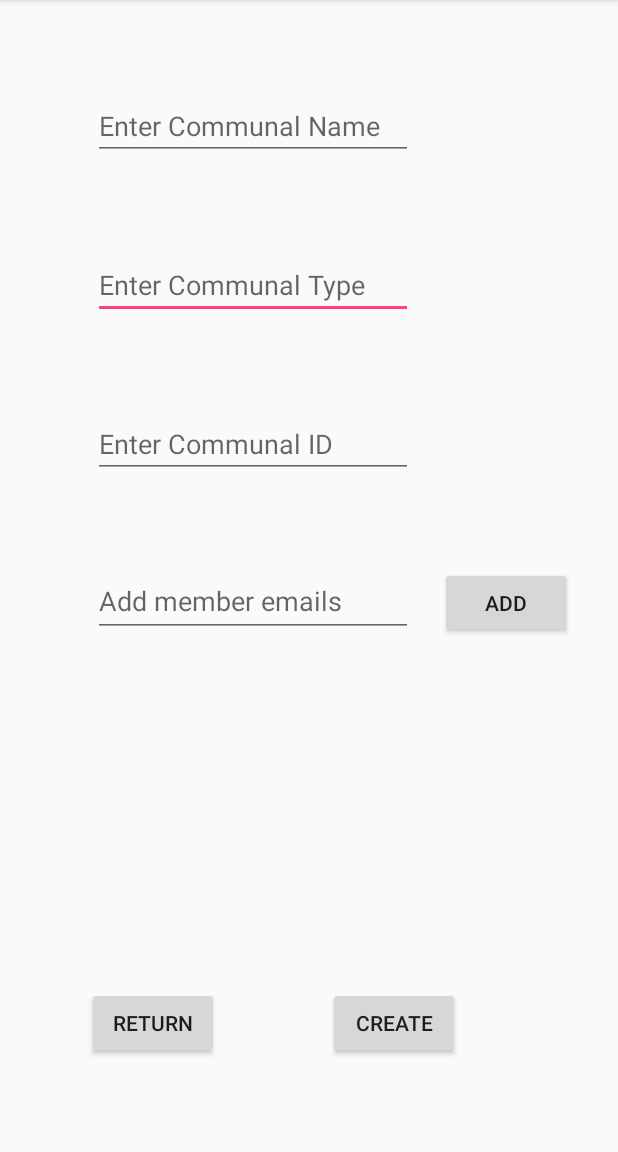
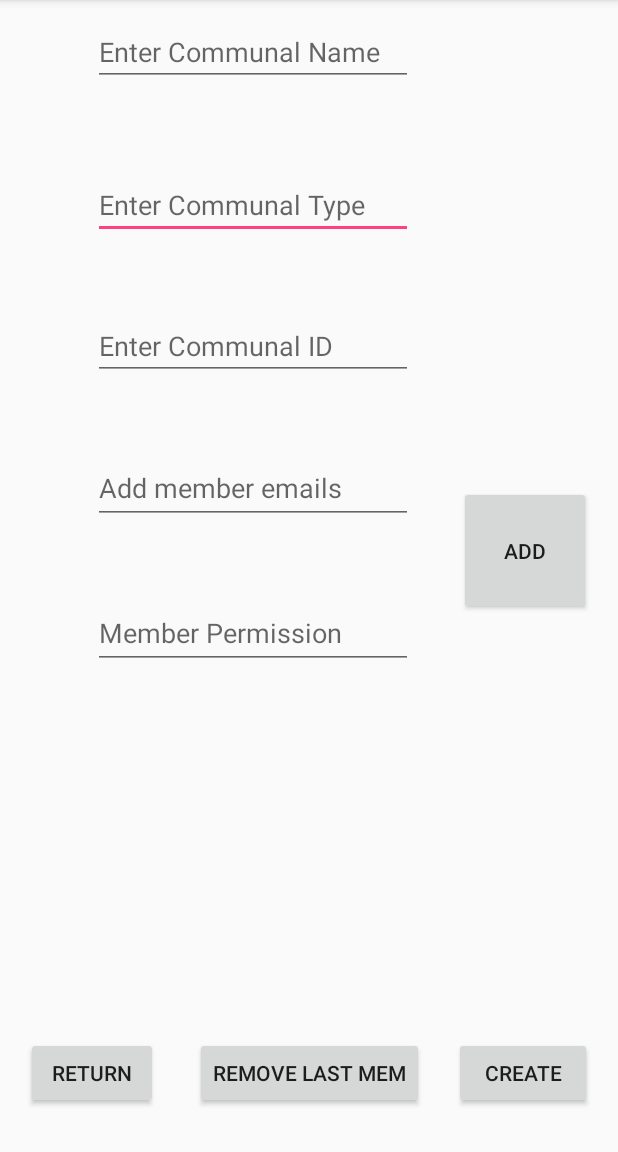
Before and after one commit to iusetabs/CommunalCosts, an Android app: the CreateNewCollectiveActivity screen opened directly, with no data from a screen before it, on a phone screen of 412 x 824 dp, the part 84-1236 px from its top. Run offline under Robolectric (Android 15) with nearby library versions, the phone set to English and light mode, and no system bars; our stand-ins replace Firebase (no records; nobody signed in at launch, a user with empty details on screens opened directly).

Commit message:
Member Permissions Introduced & Col Creation Updates

```diff
--- a/CommunalCosts-Client-App/app/src/main/java/jameskealanthirdyearproject/communalcosts_client_app/CreateNewCollectiveActivity.java
+++ b/CommunalCosts-Client-App/app/src/main/java/jameskealanthirdyearproject/communalcosts_client_app/CreateNewCollectiveActivity.java
@@ -28,10 +28,10 @@ import org.w3c.dom.Text;
 
 public class CreateNewCollectiveActivity extends AppCompatActivity implements View.OnClickListener{
 
-    private Button returnBtn, createBtn, addMemBtn;
+    private Button returnBtn, createBtn, addMemBtn, rmMemBtn;
     private Intent homeScreenActv;
-    private TextView memsView;
-    private EditText colName, colType, colMembers, colID;
+    private TextView memsView, memPermsView;
+    private EditText colName, colType, colMembers, colID, colMembersPerm;
     private FirebaseAuth firebaseAuth;
     private DatabaseReference dbRef;
     private Intent logInActivity, collectiveView;
@@ -52,16 +52,20 @@ public class CreateNewCollectiveActivity extends AppCompatActivity implements Vi
 
         returnBtn = (Button) findViewById(R.id.colCreate_backBtn);
         createBtn = (Button) findViewById(R.id.colCreate_createBtn);
+        rmMemBtn = (Button) findViewById(R.id.colCreate_rmBtn);
         colName = (EditText) findViewById(R.id.colCreate_nameF);
         colType = (EditText) findViewById(R.id.colCreate_typeF);
         colID = (EditText) findViewById(R.id.colCreate_colIDF);
         colMembers = (EditText) findViewById(R.id.colCreate_addMembersF);
+        colMembersPerm = (EditText) findViewById(R.id.colCreate_addMemberPermissionF);
         addMemBtn = (Button) findViewById(R.id.colCreate_addMemberBtn);
         memsView = (TextView) findViewById(R.id.colCreate_displayAddedMembers);
+        memPermsView = (TextView) findViewById(R.id.colCreate_displayAddedMemberPermissions);
 
         createBtn.setOnClickListener(this);
         returnBtn.setOnClickListener(this);
         addMemBtn.setOnClickListener(this);
+        rmMemBtn.setOnClickListener(this);
 
         mCollective = new CollectiveObj();
 
@@ -83,28 +87,47 @@ public class CreateNewCollectiveActivity extends AppCompatActivity implements Vi
             else {
                 createCol();
                 finish();
-//                collectiveView.putExtra("CURRENT_COLLECTIVE_ID", mCollective.getCollectiveId() );
+                collectiveView.putExtra("CURRENT_COLLECTIVE_ID", mCollective.getCollectiveId() );
                 startActivity(collectiveView);
             }
         }
         else if (v == addMemBtn){
-            mCollective.addNewMembers(colMembers.getText().toString().trim());
-            String email = colMembers.getText().toString().trim();
+            email = colMembers.getText().toString().trim();
+            String permission = colMembersPerm.getText().toString().trim();
             boolean valid = (!TextUtils.isEmpty(email) && Patterns.EMAIL_ADDRESS.matcher(email).matches());
             if(valid) {
-                memsView.append(colMembers.getText().toString().trim() + "\n");
+                if(permission.length() > 7 )
+                    mCollective.addMember(email, permission);
+                else {
+                    mCollective.addMember(email);
+                    permission = "ordinary";
+                }
+                memsView.append(email + "\n");
+                memPermsView.append(permission + "\n");
             }
             else{
                 Toast.makeText(CreateNewCollectiveActivity.this,"Email address invalid", Toast.LENGTH_SHORT).show();
             }
             memsView.computeScroll();
             colMembers.setText("");
+            colMembersPerm.setText("");
+        }
+        else if (v == rmMemBtn){
+            mCollective.rmMember(email);
+            memsView.setText("");
+            memPermsView.setText("");
+            myPairObj p = new myPairObj();
+            for(int i = 0; i < mCollective.getMembersLength(); i++){
+                p = mCollective.getMemberAt(i);
+                memsView.append(p.getUsrEmail() + "\n");
+                memPermsView.append(p.getUsrPermission() + "\n");
+            }
         }
     }
     private void createCol() {
         FirebaseUser userRef = firebaseAuth.getCurrentUser();
-        mCollective.setCreator(userRef.getUid().toString());
-        mCollective.addNewMembers(userRef.getEmail().toString()); //add creator first to members
+        mCollective.setCreator(userRef.getUid());
+        mCollective.addMember(userRef.getEmail(), "creator"); //add creator first to members
 
         mCollective.setCollectiveName(colName.getText().toString().trim());
         mCollective.setCollectiveType(colType.getText().toString().trim());
--- a/CommunalCosts-Client-App/app/src/main/res/layout/create_collective.xml
+++ b/CommunalCosts-Client-App/app/src/main/res/layout/create_collective.xml
@@ -20,7 +20,7 @@
         app:layout_constraintHorizontal_bias="0.313"
         app:layout_constraintStart_toStartOf="parent"
         app:layout_constraintTop_toTopOf="parent"
-        app:layout_constraintVertical_bias="0.232" />
+        app:layout_constraintVertical_bias="0.158" />
 
     <EditText
         android:id="@+id/colCreate_colIDF"
@@ -34,7 +34,7 @@
         app:layout_constraintHorizontal_bias="0.313"
         app:layout_constraintStart_toStartOf="parent"
         app:layout_constraintTop_toTopOf="parent"
-        app:layout_constraintVertical_bias="0.378" />
+        app:layout_constraintVertical_bias="0.288" />
 
     <Button
         android:id="@+id/colCreate_backBtn"
@@ -43,10 +43,22 @@
         android:text="Return"
         app:layout_constraintBottom_toBottomOf="parent"
         app:layout_constraintEnd_toEndOf="parent"
-        app:layout_constraintHorizontal_bias="0.179"
+        app:layout_constraintHorizontal_bias="0.054"
         app:layout_constraintStart_toStartOf="parent"
         app:layout_constraintTop_toTopOf="parent"
-        app:layout_constraintVertical_bias="0.914" />
+        app:layout_constraintVertical_bias="0.96" />
+
+    <Button
+        android:id="@+id/colCreate_rmBtn"
+        android:layout_width="wrap_content"
+        android:layout_height="wrap_content"
+        android:text="Remove Last Mem"
+        app:layout_constraintBottom_toBottomOf="parent"
+        app:layout_constraintEnd_toEndOf="parent"
+        app:layout_constraintHorizontal_bias="0.502"
+        app:layout_constraintStart_toStartOf="parent"
+        app:layout_constraintTop_toTopOf="parent"
+        app:layout_constraintVertical_bias="0.96" />
 
     <EditText
         android:id="@+id/colCreate_nameF"
@@ -60,7 +72,21 @@
         app:layout_constraintHorizontal_bias="0.313"
         app:layout_constraintStart_toStartOf="parent"
         app:layout_constraintTop_toTopOf="parent"
-        app:layout_constraintVertical_bias="0.085" />
+        app:layout_constraintVertical_bias="0.017" />
+
+    <EditText
+        android:id="@+id/colCreate_addMemberPermissionF"
+        android:layout_width="wrap_content"
+        android:layout_height="47dp"
+        android:ems="10"
+        android:hint="Member Permission"
+        android:inputType="textMultiLine"
+        app:layout_constraintBottom_toBottomOf="parent"
+        app:layout_constraintEnd_toEndOf="parent"
+        app:layout_constraintHorizontal_bias="0.313"
+        app:layout_constraintStart_toStartOf="parent"
+        app:layout_constraintTop_toTopOf="parent"
+        app:layout_constraintVertical_bias="0.553" />
 
     <EditText
         android:id="@+id/colCreate_addMembersF"
@@ -74,41 +100,52 @@
         app:layout_constraintHorizontal_bias="0.313"
         app:layout_constraintStart_toStartOf="parent"
         app:layout_constraintTop_toTopOf="parent"
-        app:layout_constraintVertical_bias="0.524" />
+        app:layout_constraintVertical_bias="0.419" />
 
     <Button
         android:id="@+id/colCreate_createBtn"
-        android:layout_width="wrap_content"
+        android:layout_width="92dp"
         android:layout_height="wrap_content"
         android:text="Create"
         app:layout_constraintBottom_toBottomOf="parent"
         app:layout_constraintEnd_toEndOf="parent"
-        app:layout_constraintHorizontal_bias="0.675"
+        app:layout_constraintHorizontal_bias="0.945"
         app:layout_constraintStart_toStartOf="parent"
         app:layout_constraintTop_toTopOf="parent"
-        app:layout_constraintVertical_bias="0.914" />
+        app:layout_constraintVertical_bias="0.96" />
 
     <Button
         android:id="@+id/colCreate_addMemberBtn"
         android:layout_width="wrap_content"
-        android:layout_height="wrap_content"
+        android:layout_height="86dp"
         android:text="Add"
         app:layout_constraintBottom_toBottomOf="parent"
         app:layout_constraintEnd_toEndOf="parent"
-        app:layout_constraintHorizontal_bias="0.905"
+        app:layout_constraintHorizontal_bias="0.945"
         app:layout_constraintStart_toStartOf="parent"
         app:layout_constraintTop_toTopOf="parent"
-        app:layout_constraintVertical_bias="0.525" />
+        app:layout_constraintVertical_bias="0.475" />
+
+    <TextView
+        android:id="@+id/colCreate_displayAddedMemberPermissions"
+        android:layout_width="167dp"
+        android:layout_height="90dp"
+        app:layout_constraintBottom_toBottomOf="parent"
+        app:layout_constraintEnd_toEndOf="parent"
+        app:layout_constraintHorizontal_bias="0.926"
+        app:layout_constraintStart_toStartOf="parent"
+        app:layout_constraintTop_toTopOf="parent"
+        app:layout_constraintVertical_bias="0.797" />
 
     <TextView
         android:id="@+id/colCreate_displayAddedMembers"
-        android:layout_width="211dp"
+        android:layout_width="169dp"
         android:layout_height="90dp"
         app:layout_constraintBottom_toBottomOf="parent"
         app:layout_constraintEnd_toEndOf="parent"
-        app:layout_constraintHorizontal_bias="0.329"
+        app:layout_constraintHorizontal_bias="0.074"
         app:layout_constraintStart_toStartOf="parent"
         app:layout_constraintTop_toTopOf="parent"
-        app:layout_constraintVertical_bias="0.747" />
+        app:layout_constraintVertical_bias="0.797" />
 
 </android.support.constraint.ConstraintLayout>
```
Also changed, not shown: CommunalCosts-Client-App/app/src/main/java/jameskealanthirdyearproject/communalcosts_client_app/CollectiveObj.java (+42 -39 lines), CommunalCosts-Client-App/app/src/main/java/jameskealanthirdyearproject/communalcosts_client_app/HomeCollectiveView.java (+5 -2 lines), CommunalCosts-Client-App/app/src/main/java/jameskealanthirdyearproject/communalcosts_client_app/myPairObj.java (added, +33 -0 lines).
